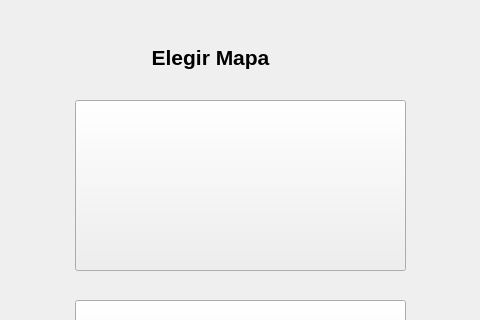
Above: T05/mapas.ui from jfcampos1/Probando-cosas before the change; both pictures show x 165 to 645 and y 0 to 320 of the 800 by 600 pixel window. Below: the same form after it.
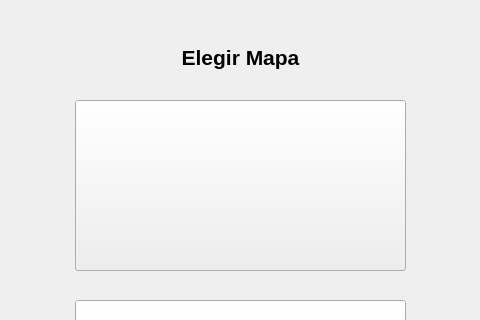
That is the form after the change.

What changed in the file:
```diff
--- a/T05/mapas.ui
+++ b/T05/mapas.ui
@@ -35,7 +35,7 @@
      <rect>
       <x>275</x>
       <y>32</y>
-      <width>201</width>
+      <width>261</width>
       <height>51</height>
      </rect>
     </property>
```
